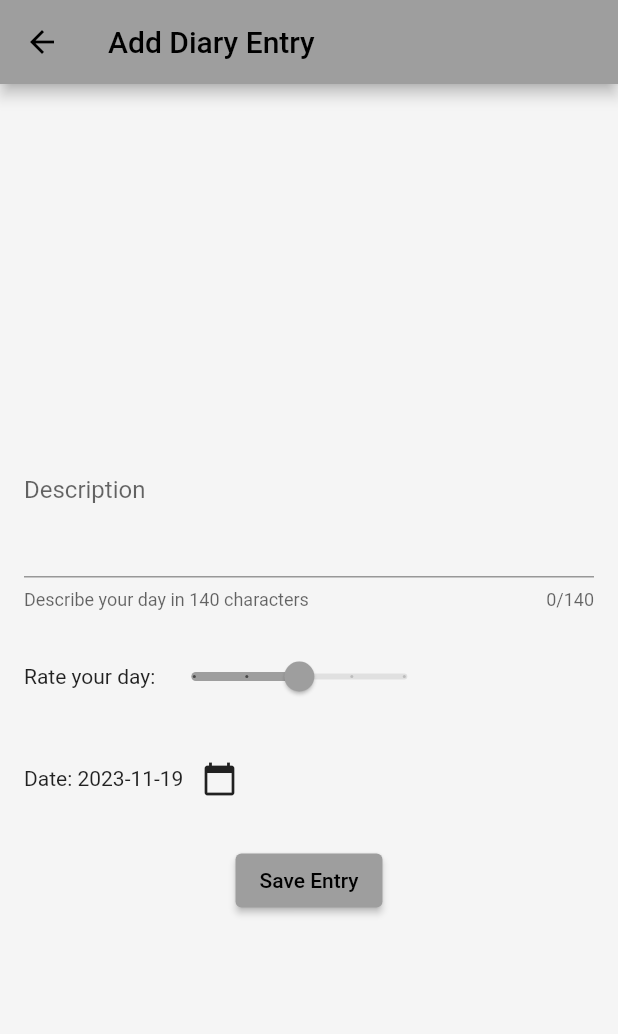
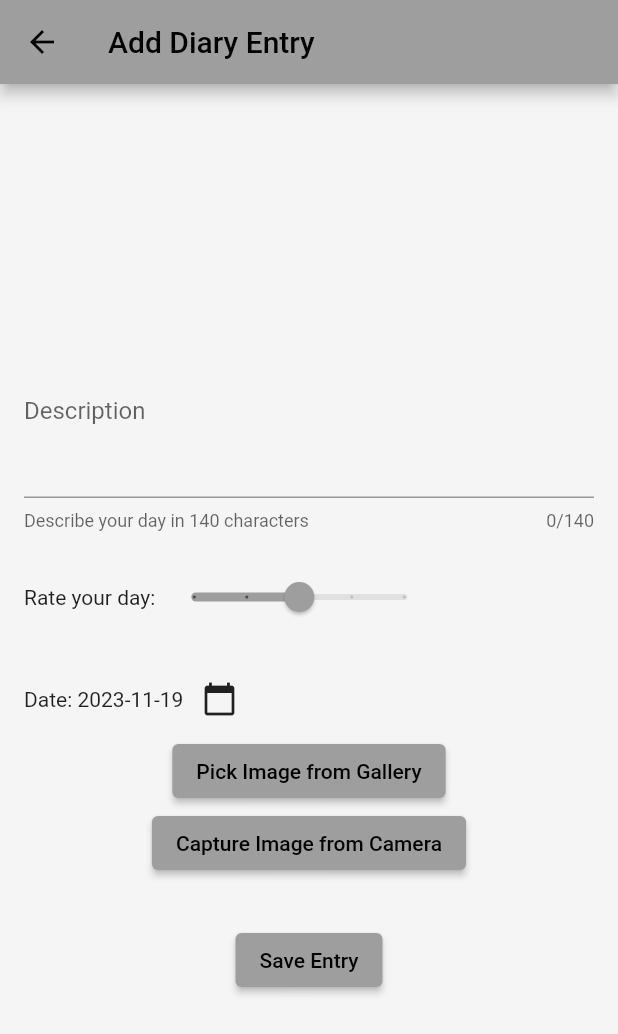
Before and after one commit to rwlush/diary-app-firebase, a Flutter app: the screen it shows once a user with an empty profile is signed in, after a tap on the "add" icon, on a phone screen of 412 x 824 dp. Shown: the top 1034 px of the screen. Run offline on Flutter 3.47's test engine with Material 2 defaults, Android fonts, the phone set to English and light mode, and no system bars; our stand-ins replace cloud_firestore, firebase_auth, firebase_core, image_picker; missing offline and left inert: firebase_ui_auth; accounts and stored records are empty.

Commit message:
Added functional image picking buttons for camera and gallery

```diff
--- a/lib/views/add_entry_view.dart
+++ b/lib/views/add_entry_view.dart
@@ -1,3 +1,4 @@
+import 'package:flutter/foundation.dart';
 import 'package:flutter/material.dart';
 import '../controller/diary_controller.dart';
 import '../model/diary_entry.dart';
@@ -161,6 +162,44 @@ class _AddEntryViewState extends State<AddEntryView> {
                 ),
               ],
             ),
+            Column(
+              children: [
+                ElevatedButton(
+                  onPressed: _pickImageFromGallery,
+                  child: Text('Pick Image from Gallery'),
+                ),
+                ElevatedButton(
+                  onPressed: _pickImageFromCamera,
+                  child: Text('Capture Image from Camera'),
+                ),
+                SizedBox(height: 10,),
+                Column(
+                  children: [
+                    _image != null
+                        ? Text(
+                            "Current Image",
+                            style: TextStyle(
+                                fontSize: 12,
+                                fontWeight: FontWeight.bold),
+                          )
+                        : Container(),
+                    _image != null
+                        ? kIsWeb
+                            ? Image.network(
+                                _image!.path,
+                                width: 300,
+                                height: 300,
+                              )
+                            : Image.file(
+                                width: 200,
+                                height: 200,
+                                File(_image!.path),
+                              )
+                        : Container(),
+                  ],
+                ),
+              ],
+            ),
             const SizedBox(height: 20),
             ElevatedButton(
               onPressed: widget.entry == null ? _saveEntry : _updateEntry,
```
Also changed, not shown: pubspec.lock.
